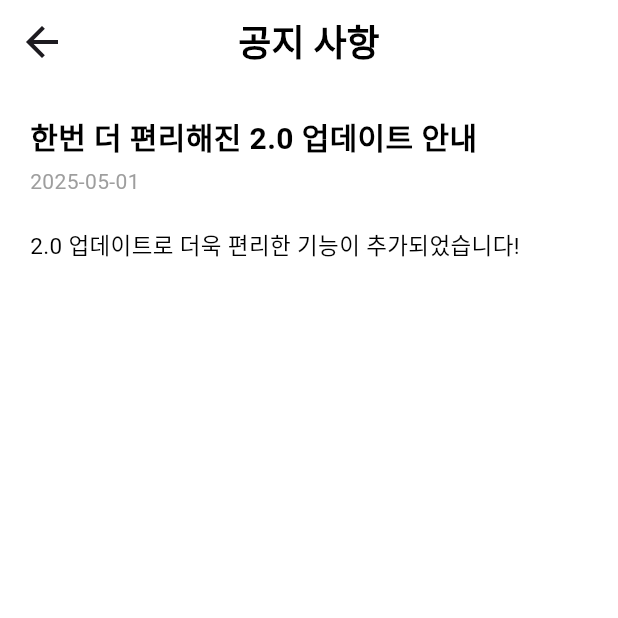
After one commit to shim-dev/frontend, a Flutter app: the NoticePage screen opened directly, after a tap on "한번 더 편리해진 2.0 업데이트 안내", on a phone screen of 412 x 824 dp, the top half of it. The commit adds this screen. Run offline on Flutter 3.47's test engine with Material 3 defaults, Android fonts, the phone set to English and light mode, and no system bars; our stand-ins replace dio, flutter_svg, image_picker, table_calendar; network calls fail; project files that could hold a hidden picture were left out.

Commit message:
feat : 공지 사항 및 공지사항 상세 추가

```diff
--- a/lib/mypage/mypage.dart
+++ b/lib/mypage/mypage.dart
@@ -3,6 +3,7 @@ import 'package:flutter_svg/flutter_svg.dart';
 import 'bookmark.dart';
 import 'event.dart';
 import 'fix_myProfile.dart';
+import 'notice.dart';
 
 class MyTab extends StatelessWidget {
   const MyTab({super.key});
@@ -156,6 +157,12 @@ class MyShortcutRow extends StatelessWidget {
           _ShortcutItem(
             iconPath: 'assets/icon/notice.svg',
             label: '공지사항',
+            onTap: () {
+              Navigator.push(
+                context,
+                MaterialPageRoute(builder: (_) => const  NoticePage()),
+              );
+            }
           ),
         ],
       ),
--- /dev/null
+++ b/lib/mypage/notice.dart
@@ -0,0 +1,92 @@
+import 'package:flutter/material.dart';
+import 'notice_detail.dart';
+import 'package:capstone_trial_01/appbar.dart';
+
+class NoticePage extends StatelessWidget {
+  const NoticePage({super.key});
+
+  @override
+  Widget build(BuildContext context) {
+    final screenWidth = MediaQuery.of(context).size.width;
+
+    return Scaffold(
+      appBar: const CustomAppBar(title: '공지 사항'),
+      backgroundColor: Colors.white,
+      body: ListView(
+        children: [
+          _buildNoticeItem(
+            context: context,
+            screenWidth: screenWidth,
+            title: '한번 더 편리해진 2.0 업데이트 안내',
+            date: '2025-05-01',
+            content: '2.0 업데이트로 더욱 편리한 기능이 추가되었습니다!',
+          ),
+          _buildNoticeItem(
+            context: context,
+            screenWidth: screenWidth,
+            title: '레시피 업데이트 안내',
+            date: '2025-05-01',
+            content: '레시피가 새롭게 보강되어 더 다양한 식단을 제공합니다.',
+          ),
+        ],
+      ),
+    );
+  }
+
+  Widget _buildNoticeItem({
+  required BuildContext context,
+  required double screenWidth,
+  required String title,
+  required String date,
+  required String content,}) {
+    return Column(
+      children: [
+        InkWell(
+          onTap: () {
+            Navigator.push(
+              context,
+              MaterialPageRoute(
+                builder: (_) => NoticeDetailPage(title: title, content: content, date: date),
+              ),
+            );
+          },
+          child: Padding(
+            padding: EdgeInsets.symmetric(
+              vertical: screenWidth * 0.035,
+              horizontal: screenWidth * 0.05,
+            ),
+            child: Row(
+              crossAxisAlignment: CrossAxisAlignment.start,
+              children: [
+                // 텍스트들
+                Expanded(
+                  child: Column(
+                    crossAxisAlignment: CrossAxisAlignment.start,
+                    children: [
+                      Text(title,
+                          style: const TextStyle(
+                            fontSize: 17,
+                            color: Colors.black,
+                            fontWeight: FontWeight.bold,
+                          )),
+                      const SizedBox(height: 6), // 제목과 날짜 사이 간격
+                      Text(
+                        date,
+                        style: const TextStyle(
+                          fontSize: 15,
+                          color: Colors.grey,
+                        ),
+                      ),
+                    ],
+                  ),
+                ),
+                const Icon(Icons.chevron_right, color: Colors.grey),
+              ],
+            ),
+          ),
+        ),
+        const Divider(thickness: 0.8, color: Colors.black12),
+      ],
+    );
+  }
+}
--- /dev/null
+++ b/lib/mypage/notice_detail.dart
@@ -0,0 +1,35 @@
+import 'package:flutter/material.dart';
+import 'package:capstone_trial_01/appbar.dart';
+
+class NoticeDetailPage extends StatelessWidget {
+  final String title;
+  final String content;
+  final String date;
+
+  const NoticeDetailPage({
+    super.key,
+    required this.title,
+    required this.content,
+    required this.date,
+  });
+
+  @override
+  Widget build(BuildContext context) {
+    return Scaffold(
+      appBar: const CustomAppBar(title: '공지 사항'),
+      backgroundColor: Colors.white,
+      body: Padding(
+        padding: const EdgeInsets.all(20),
+        child: ListView(
+          children: [
+            Text(title, style: const TextStyle(fontSize: 20, fontWeight: FontWeight.bold, color: Colors.black,)),
+            const SizedBox(height: 5),
+            Text(date, style: const TextStyle(color: Colors.grey)),
+            const SizedBox(height: 20),
+            Text(content, style: const TextStyle(fontSize: 15, height: 1.6,color: Colors.black,)),
+          ],
+        ),
+      ),
+    );
+  }
+}
```
